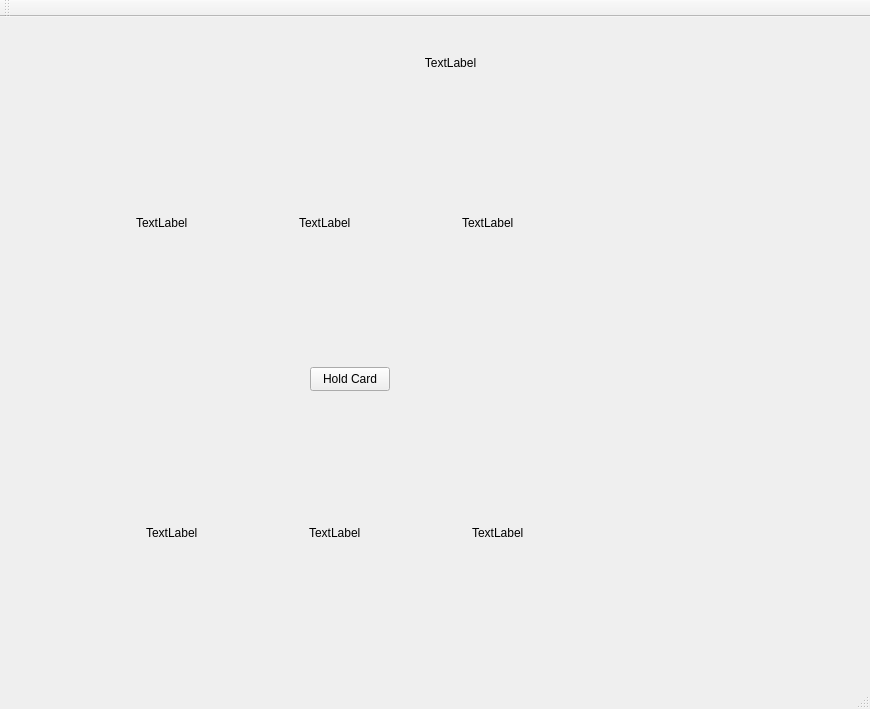
Qt form BlackJack/FrontEnd/FrontEnd.ui (HookMyHooks/CatsCard) before a commit.
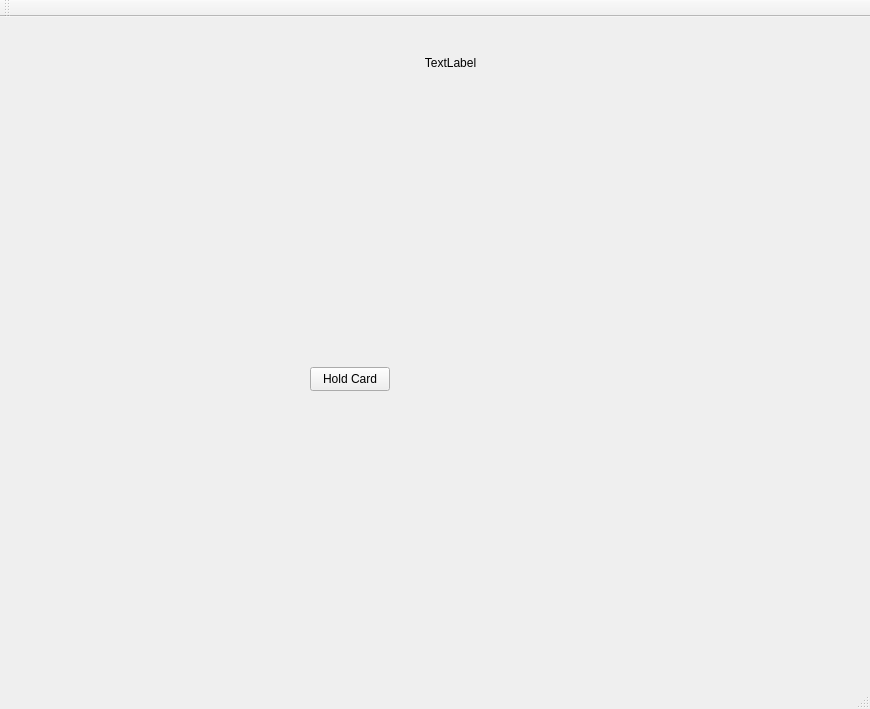
The same form after that commit. Icons and pictures are not drawn.

```diff
--- a/BlackJack/FrontEnd/FrontEnd.ui
+++ b/BlackJack/FrontEnd/FrontEnd.ui
@@ -64,65 +64,6 @@
       <height>232</height>
      </size>
     </property>
-    <layout class="QHBoxLayout" name="horizontalLayout">
-     <item>
-      <widget class="QLabel" name="player1CardLabel1">
-       <property name="minimumSize">
-        <size>
-         <width>132</width>
-         <height>0</height>
-        </size>
-       </property>
-       <property name="maximumSize">
-        <size>
-         <width>132</width>
-         <height>16777215</height>
-        </size>
-       </property>
-       <property name="text">
-        <string>TextLabel</string>
-       </property>
-      </widget>
-     </item>
-     <item>
-      <widget class="QLabel" name="player1CardLabel2">
-       <property name="minimumSize">
-        <size>
-         <width>132</width>
-         <height>0</height>
-        </size>
-       </property>
-       <property name="maximumSize">
-        <size>
-         <width>132</width>
-         <height>16777215</height>
-        </size>
-       </property>
-       <property name="text">
-        <string>TextLabel</string>
-       </property>
-      </widget>
-     </item>
-     <item>
-      <widget class="QLabel" name="player1CardLabel3">
-       <property name="minimumSize">
-        <size>
-         <width>132</width>
-         <height>0</height>
-        </size>
-       </property>
-       <property name="maximumSize">
-        <size>
-         <width>132</width>
-         <height>16777215</height>
-        </size>
-       </property>
-       <property name="text">
-        <string>TextLabel</string>
-       </property>
-      </widget>
-     </item>
-    </layout>
    </widget>
    <widget class="QWidget" name="Player2CardContainer" native="true">
     <property name="geometry">
@@ -145,65 +86,6 @@
       <height>232</height>
      </size>
     </property>
-    <layout class="QHBoxLayout" name="horizontalLayout_2">
-     <item>
-      <widget class="QLabel" name="player2CardLabel1">
-       <property name="minimumSize">
-        <size>
-         <width>132</width>
-         <height>0</height>
-        </size>
-       </property>
-       <property name="maximumSize">
-        <size>
-         <width>132</width>
-         <height>16777215</height>
-        </size>
-       </property>
-       <property name="text">
-        <string>TextLabel</string>
-       </property>
-      </widget>
-     </item>
-     <item>
-      <widget class="QLabel" name="player2CardLabel2">
-       <property name="minimumSize">
-        <size>
-         <width>132</width>
-         <height>0</height>
-        </size>
-       </property>
-       <property name="maximumSize">
-        <size>
-         <width>132</width>
-         <height>16777215</height>
-        </size>
-       </property>
-       <property name="text">
-        <string>TextLabel</string>
-       </property>
-      </widget>
-     </item>
-     <item>
-      <widget class="QLabel" name="player2CardLabel3">
-       <property name="minimumSize">
-        <size>
-         <width>132</width>
-         <height>0</height>
-        </size>
-       </property>
-       <property name="maximumSize">
-        <size>
-         <width>132</width>
-         <height>16777215</height>
-        </size>
-       </property>
-       <property name="text">
-        <string>TextLabel</string>
-       </property>
-      </widget>
-     </item>
-    </layout>
    </widget>
    <widget class="QPushButton" name="deckButton">
     <property name="geometry">
```
